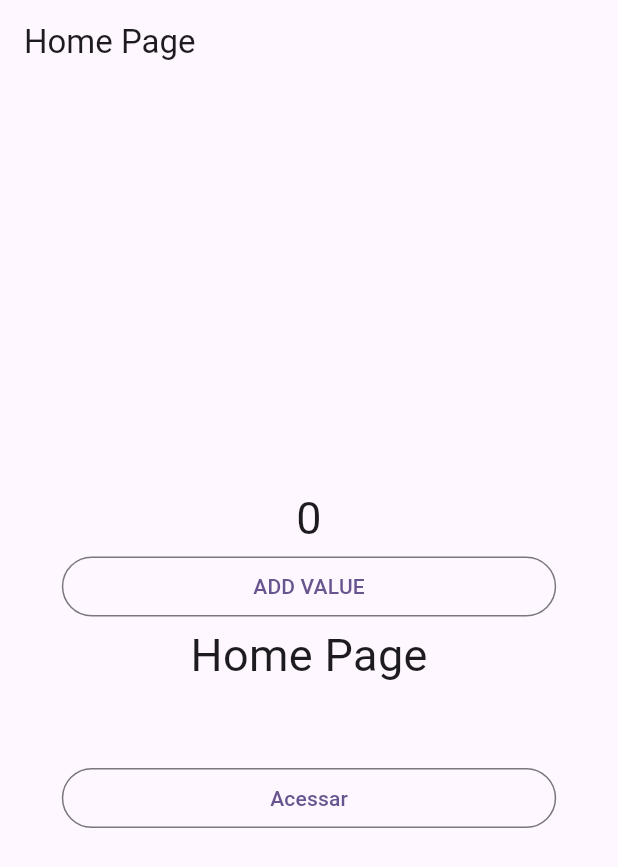
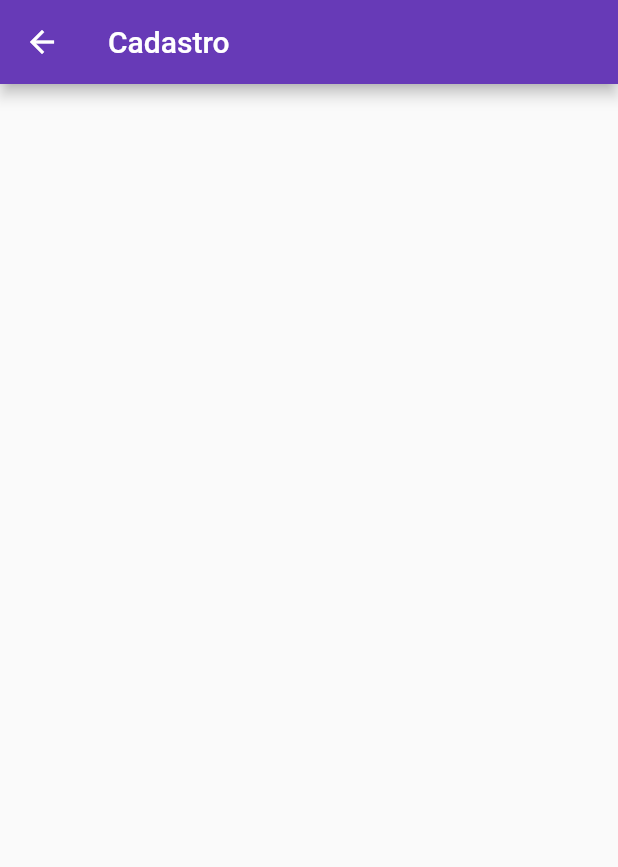
Before and after one commit to treinaweb/treinaweb-flutter-rotas-e-pilhas, a Flutter app: the screen it shows after launch, after a tap on "Acessar", on a phone screen of 412 x 824 dp. Shown: the top 867 px of the screen. Run offline on Flutter 3.47's test engine with Material 2 defaults, Android fonts, the phone set to English and light mode, and no system bars.

Commit message:
criando tela cadastro e home

```diff
--- /dev/null
+++ b/lib/cadastro.dart
@@ -0,0 +1,14 @@
+import 'package:flutter/material.dart';
+
+class CdastroView extends StatelessWidget {
+  const CdastroView({Key? key}) : super(key: key);
+
+  @override
+  Widget build(BuildContext context) {
+    return Scaffold(
+      appBar: AppBar(
+        title: const Text('Cadastro'),
+      ),
+    );
+  }
+}
--- /dev/null
+++ b/lib/home.dart
@@ -0,0 +1,33 @@
+import 'package:flutter/material.dart';
+
+class HomeView extends StatelessWidget {
+  const HomeView({Key? key}) : super(key: key);
+
+  @override
+  Widget build(BuildContext context) {
+    return Scaffold(
+      appBar: AppBar(
+        title: const Text('Home Page'),
+      ),
+      body: Center(
+        child: SingleChildScrollView(
+          child: Column(
+            mainAxisAlignment: MainAxisAlignment.center,
+            children: [
+              SizedBox(
+                height: MediaQuery.of(context).size.height * 0.70,
+                child: Text('Lista'),
+              ),
+              OutlinedButton(
+                onPressed: () {
+                  Navigator.of(context).pushNamed('/cadastro');
+                },
+                child: const Text('Acessar'),
+              )
+            ],
+          ),
+        ),
+      ),
+    );
+  }
+}
--- a/lib/main.dart
+++ b/lib/main.dart
@@ -1,7 +1,6 @@
 import 'package:flutter/material.dart';
-import 'package:rotas_pilha/views/flutter_page.dart';
-import 'package:rotas_pilha/views/home_page.dart';
-import 'package:rotas_pilha/views/treinaweb.dart';
+import 'package:rotas_pilha/cadastro.dart';
+import 'package:rotas_pilha/home.dart';
 
 void main() {
   runApp(const MyApp());
@@ -14,28 +13,20 @@ class MyApp extends StatelessWidget {
   Widget build(BuildContext context) {
     return MaterialApp(
       title: 'Flutter Demo',
+      theme: ThemeData(primarySwatch: Colors.deepPurple),
       debugShowCheckedModeBanner: false,
       onGenerateRoute: (RouteSettings setting) {
-        if (setting.name == '/flutter') {
-          return MaterialPageRoute(builder: (ctx) => const FlutterPage());
+        if (setting.name == '/cadastro') {
+          return MaterialPageRoute(
+            builder: (ctx) => const CdastroView(),
+          );
         }
-
         return null;
       },
-      onGenerateInitialRoutes: (route) {
-        return [
-          MaterialPageRoute(builder: (ctx) => MyHomePage()),
-          MaterialPageRoute(builder: (ctx) => TreinawebPage()),
-          MaterialPageRoute(builder: (ctx) => FlutterPage()),
-        ];
+      routes: {
+        "/home": (ctx) => const HomeView(),
       },
-      routes: {
-        "/home": (ctx) => MyHomePage(),
-        "/treinaweb": (ctx) => const TreinawebPage(),
-      },
-      theme: ThemeData(
-          useMaterial3: true,
-          colorScheme: ColorScheme.fromSeed(seedColor: Colors.deepPurple)),
+      initialRoute: '/home',
     );
   }
 }
--- a/lib/views/flutter_page.dart
+++ /dev/null
@@ -1,42 +0,0 @@
-import 'package:flutter/material.dart';
-import 'package:rotas_pilha/views/home_page.dart';
-
-class FlutterPage extends StatelessWidget {
-  const FlutterPage({Key? key}) : super(key: key);
-
-  @override
-  Widget build(BuildContext context) {
-    return Scaffold(
-      appBar: AppBar(
-        title: const Text('Flutter page'),
-      ),
-      body: Center(
-        child: Column(
-          mainAxisAlignment: MainAxisAlignment.center,
-          children: [
-            const Text(
-              'Flutter page',
-              style: TextStyle(fontSize: 30),
-            ),
-            const SizedBox(
-              height: 50,
-            ),
-            SizedBox(
-              width: MediaQuery.of(context).size.width * 0.8,
-              child: OutlinedButton(
-                onPressed: () {
-                  Navigator.pushNamedAndRemoveUntil(
-                    context,
-                    '/home',
-                    (route) => false,
-                  );
-                },
-                child: const Text('Acessar'),
-              ),
-            )
-          ],
-        ),
-      ),
-    );
-  }
-}
--- a/lib/views/home_page.dart
+++ /dev/null
@@ -1,62 +0,0 @@
-import 'package:flutter/material.dart';
-import 'package:rotas_pilha/views/treinaweb.dart';
-
-class MyHomePage extends StatelessWidget {
-  MyHomePage({Key? key}) : super(key: key);
-
-  var count = ValueNotifier(0);
-
-  setCount() {
-    count.value++;
-  }
-
-  @override
-  Widget build(BuildContext context) {
-    return Scaffold(
-      appBar: AppBar(
-        title: const Text('Home Page'),
-      ),
-      body: Center(
-        child: Column(
-          mainAxisAlignment: MainAxisAlignment.center,
-          children: [
-            AnimatedBuilder(
-              animation: count,
-              builder: (ctx, child) {
-                return Text(
-                  count.value.toString(),
-                  style: const TextStyle(fontSize: 30),
-                );
-              },
-            ),
-            SizedBox(
-              width: MediaQuery.of(context).size.width * 0.8,
-              child: OutlinedButton(
-                onPressed: () {
-                  setCount();
-                },
-                child: const Text('ADD VALUE'),
-              ),
-            ),
-            const Text(
-              'Home Page',
-              style: TextStyle(fontSize: 30),
-            ),
-            const SizedBox(
-              height: 50,
-            ),
-            SizedBox(
-              width: MediaQuery.of(context).size.width * 0.8,
-              child: OutlinedButton(
-                onPressed: () {
-                  Navigator.pushNamed(context, '/treinaweb', arguments: count);
-                },
-                child: const Text('Acessar'),
-              ),
-            )
-          ],
-        ),
-      ),
-    );
-  }
-}
--- a/lib/views/treinaweb.dart
+++ /dev/null
@@ -1,42 +0,0 @@
-import 'package:flutter/material.dart';
-import 'package:rotas_pilha/views/flutter_page.dart';
-
-class TreinawebPage extends StatelessWidget {
-  const TreinawebPage({Key? key}) : super(key: key);
-
-  @override
-  Widget build(BuildContext context) {
-    final count =
-        ModalRoute.of(context)!.settings.arguments as ValueNotifier<int>?;
-
-    return Scaffold(
-      appBar: AppBar(
-        title: Text('Treinaweb Page ${count?.value}'),
-      ),
-      body: Center(
-        child: Column(
-          mainAxisAlignment: MainAxisAlignment.center,
-          children: [
-            Text(
-              'Treinaweb Page ${count?.value}',
-              style: const TextStyle(fontSize: 30),
-            ),
-            const SizedBox(
-              height: 50,
-            ),
-            SizedBox(
-              width: MediaQuery.of(context).size.width * 0.8,
-              child: OutlinedButton(
-                onPressed: () {
-                  Navigator.pushNamed(context, '/flutter',
-                      arguments: 'valor do flutter');
-                },
-                child: const Text('Aceesar'),
-              ),
-            )
-          ],
-        ),
-      ),
-    );
-  }
-}
```
